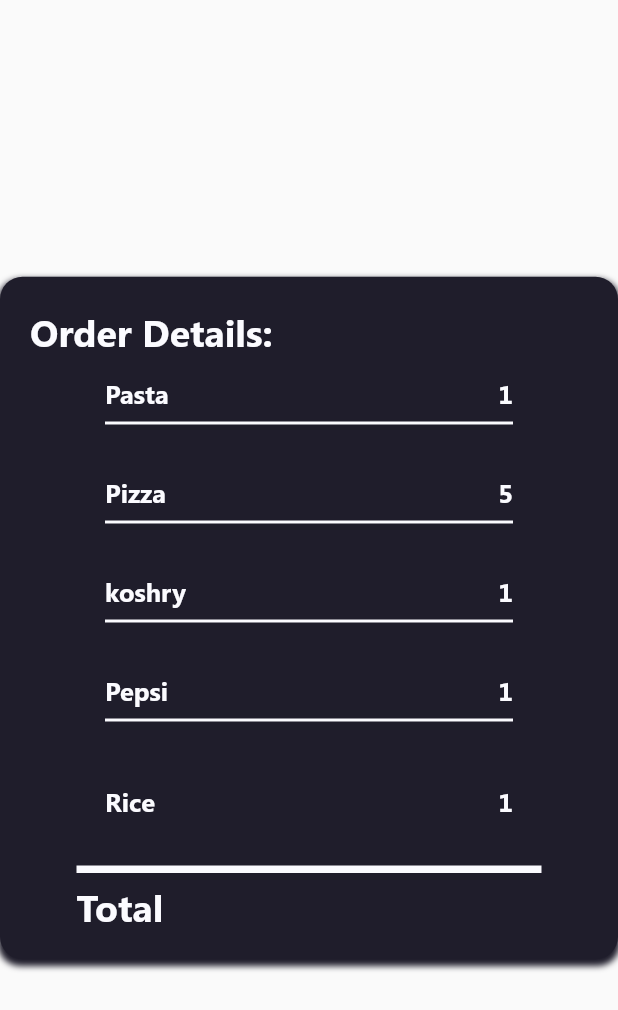
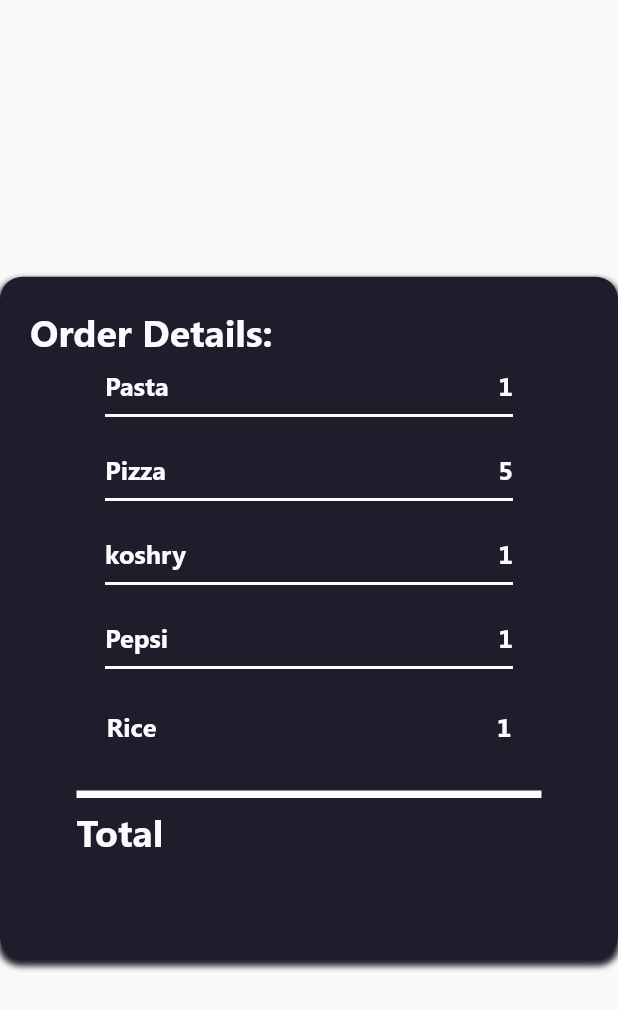
Before and after one commit to adhamremeh/Restaurant_App_Flutter, a Flutter app: the screen it shows after launch, on a phone screen of 412 x 824 dp. Shown: the top 1010 px of the screen. Run offline on Flutter 3.47's test engine with Material 2 defaults, Android fonts, the phone set to English and light mode, and no system bars; missing offline and left inert: mysql1.

Commit message:
fixed size

```diff
--- a/lib/screens/common_components/custom_order_details.dart
+++ b/lib/screens/common_components/custom_order_details.dart
@@ -82,15 +82,13 @@
             ),
             Expanded(
               child: ListView.builder(
-                shrinkWrap: true,
                 itemCount: allItemsAndCounts.length + 1,
                 itemBuilder: (context, index) {
                   if (index < allItemsAndCounts.length - 1) {
                     final itemName = allItemsAndCounts.keys.elementAt(index);
                     final itemCount = allItemsAndCounts.values.elementAt(index);
                     return ListTile(
-                      contentPadding:
-                          EdgeInsets.symmetric(vertical: 5.0, horizontal: 35.0),
+                      contentPadding: EdgeInsets.symmetric(horizontal: 35.0),
                       title: Column(
                         mainAxisAlignment: MainAxisAlignment.start,
                         crossAxisAlignment: CrossAxisAlignment.start,
@@ -139,15 +137,14 @@
                     final itemName = allItemsAndCounts.keys.elementAt(index);
                     final itemCount = allItemsAndCounts.values.elementAt(index);
                     return ListTile(
-                      contentPadding:
-                          EdgeInsets.symmetric(vertical: 5.0, horizontal: 35.0),
+                      contentPadding: EdgeInsets.symmetric(horizontal: 36.0),
                       title: Column(
                         mainAxisAlignment: MainAxisAlignment.start,
                         crossAxisAlignment: CrossAxisAlignment.start,
                         children: [
                           Padding(
-                            padding:
-                                const EdgeInsets.only(left: 35.0, right: 35.0),
+                            padding: const EdgeInsets.only(
+                                left: 35.0, right: 35.0, bottom: 10.0),
                             child: Row(
                               mainAxisAlignment: MainAxisAlignment.spaceBetween,
                               crossAxisAlignment: CrossAxisAlignment.start,
```
